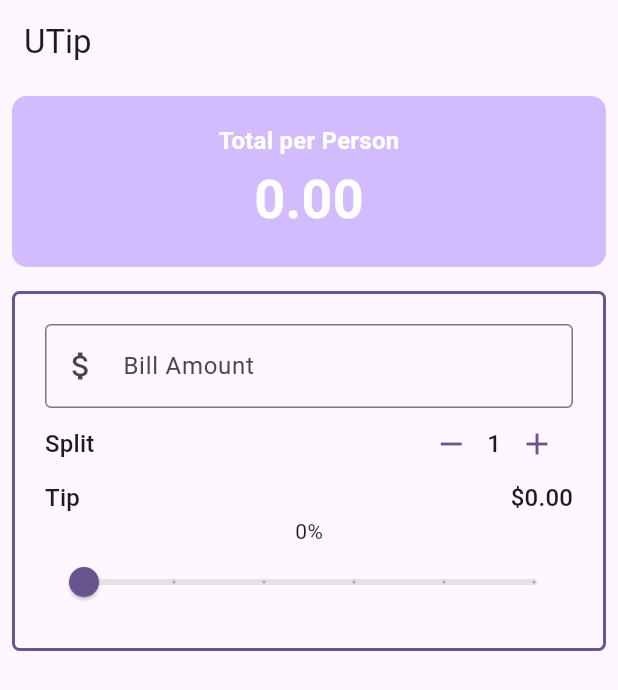
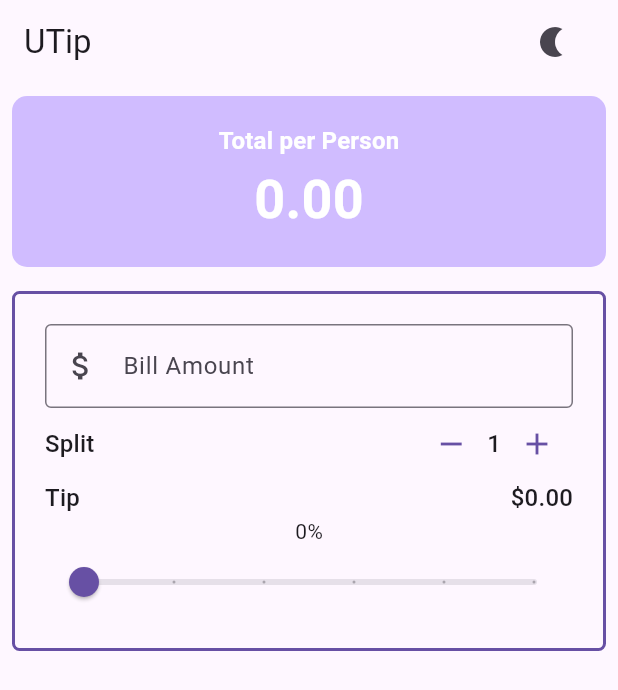
Before and after one commit to Waheediqbal-developer/Tip-Calculator-App-, a Flutter app: the screen it shows after launch, on a phone screen of 412 x 824 dp. Shown: the top 690 px of the screen. Run offline on Flutter 3.47's test engine with Material 3 defaults, Android fonts, the phone set to English and light mode, and no system bars.

Commit message:
theme toggler added dark/light

```diff
--- a/lib/main.dart
+++ b/lib/main.dart
@@ -1,16 +1,22 @@
 import 'package:flutter/material.dart';
 import 'package:provider/provider.dart';
+import 'package:tip_calculator_app/providers/ThemeProvider.dart';
 import 'package:tip_calculator_app/providers/TipCalculatorModel.dart';
 import 'package:tip_calculator_app/widgets/bill_amount_field.dart';
 import 'package:tip_calculator_app/widgets/person_counter.dart';
+import 'package:tip_calculator_app/widgets/themeToggler.dart';
 import 'package:tip_calculator_app/widgets/tip_row.dart';
 import 'package:tip_calculator_app/widgets/tip_slider.dart';
 import 'package:tip_calculator_app/widgets/total_per_person.dart';
 
 void main() {
-  runApp(ChangeNotifierProvider(
-    create: ( context) => Tipcalculatormodel(),
-    child: const MyApp()));
+  runApp(MultiProvider(
+    providers: [
+      ChangeNotifierProvider(create: ( context) => Tipcalculatormodel()),
+      ChangeNotifierProvider(create: (context)=> ThemeProvider())
+      ],
+      child: const MyApp()),
+  );
 }
 
 class MyApp extends StatelessWidget {
@@ -19,12 +25,14 @@ class MyApp extends StatelessWidget {
   // This widget is the root of your application.
   @override
   Widget build(BuildContext context) {
+    final themeProvider = Provider.of<ThemeProvider>(context);
     return MaterialApp(
       title: 'UTip App',
-      theme: ThemeData(
-        colorScheme: ColorScheme.fromSeed(seedColor: Colors.deepPurple),
-        useMaterial3: true,
-      ),
+      theme: themeProvider.currentTheme,
+      // theme: ThemeData(
+      //   colorScheme: ColorScheme.fromSeed(seedColor: Colors.deepPurple),
+      //   useMaterial3: true,
+      // ),
       home: const UTip(),
     );
   }
@@ -43,12 +51,21 @@ class _UTipState extends State<UTip> {
   Widget build(BuildContext context) {
     var theme = Theme.of(context);
     final model = Provider.of<Tipcalculatormodel>(context);
+
     // Add style
+
     final style = theme.textTheme.titleMedium!.copyWith(
         color: theme.colorScheme.onPrimary, fontWeight: FontWeight.bold);
     return Scaffold(
       appBar: AppBar(
         title: const Text('UTip'),
+        actions: [
+          Padding(
+            padding: const EdgeInsetsDirectional.only(end: 20),
+            child: ThemeToggleButton(),
+          )
+        ],
+
       ),
       body: SingleChildScrollView(
         child: Column(
--- /dev/null
+++ b/lib/providers/ThemeProvider.dart
@@ -0,0 +1,20 @@
+import 'package:flutter/material.dart';
+
+class ThemeProvider with ChangeNotifier {
+  bool _isDark = false;
+
+  // getters ;
+
+  bool get isDark => _isDark;
+
+  // Method to toggle between white and dark mode
+
+  void toggleTheme(){
+    _isDark = !_isDark;
+    notifyListeners();
+  }
+
+  ThemeData get currentTheme{
+    return _isDark ? ThemeData.dark() : ThemeData.light();
+  }
+}
--- /dev/null
+++ b/lib/widgets/themeToggler.dart
@@ -0,0 +1,17 @@
+import 'package:flutter/material.dart';
+import 'package:provider/provider.dart';
+import 'package:tip_calculator_app/providers/ThemeProvider.dart';
+
+class ThemeToggleButton extends StatelessWidget {
+  const ThemeToggleButton({
+    super.key,
+  });
+  @override
+  Widget build(BuildContext context) {
+    final themeProvider = Provider.of<ThemeProvider>(context);
+    return IconButton(onPressed: (){
+      themeProvider.toggleTheme();
+    },
+    icon: themeProvider.isDark ? Icon(Icons.wb_sunny) : Icon(Icons.nightlight));
+  }
+}
```
